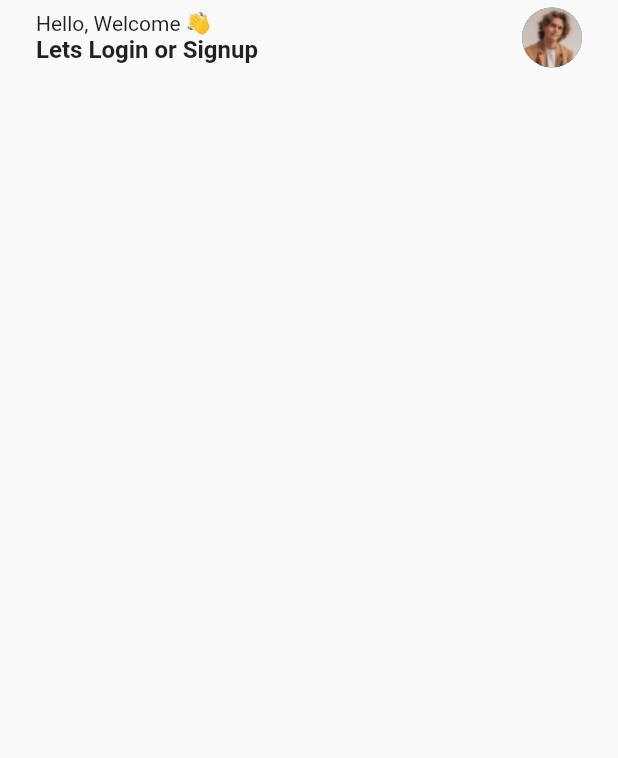
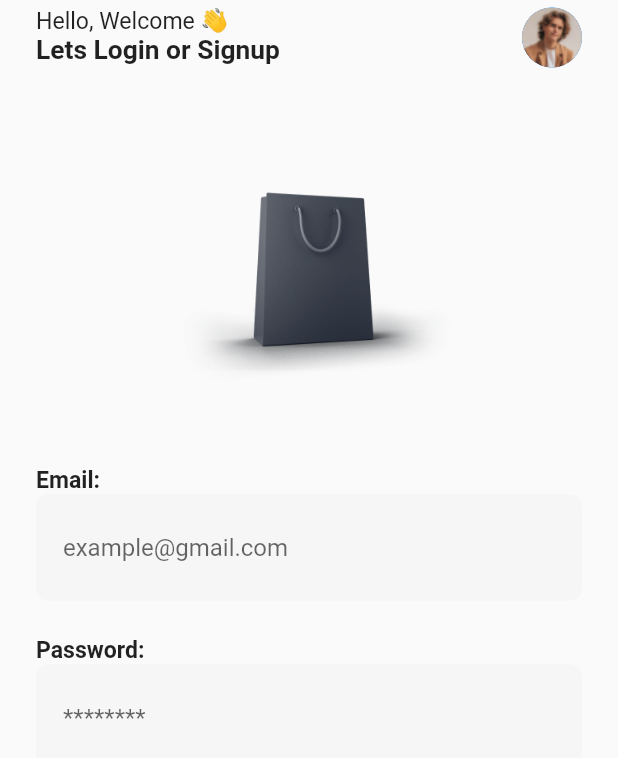
Before and after one commit to sifatullah-haque/90-days-cc-App-DIU-final, a Flutter app: the screen it shows after launch, on a phone screen of 412 x 824 dp. Shown: the top 758 px of the screen. Run offline on Flutter 3.47's test engine with Material 2 defaults, Android fonts, the light colour scheme and no system bars; our stand-ins replace flutter_screenutil.

Commit message:
ui design of the 'login' page is half done

```diff
--- /dev/null
+++ b/coolcom/lib/core/constains/color_is.dart
@@ -0,0 +1,5 @@
+import 'package:flutter/cupertino.dart';
+
+abstract class ColorIs {
+  static const almostWhite = Color(0xffF6F6F6);
+}
--- a/coolcom/lib/main.dart
+++ b/coolcom/lib/main.dart
@@ -1,4 +1,5 @@
 import 'package:flutter/material.dart';
+import 'package:flutter_screenutil/flutter_screenutil.dart';
 
 import 'pages/login_page.dart';
 
@@ -9,9 +10,12 @@ class MyApp extends StatelessWidget {
 
   @override
   Widget build(BuildContext context) {
-    return const MaterialApp(
-      title: 'Material App',
-      home: LoginPage(),
+    return ScreenUtilInit(
+      designSize: const Size(375, 812),
+      builder: (context, child) => const MaterialApp(
+        title: 'Material App',
+        home: LoginPage(),
+      ),
     );
   }
 }
--- a/coolcom/lib/pages/login_page.dart
+++ b/coolcom/lib/pages/login_page.dart
@@ -1,5 +1,7 @@
+import 'package:coolcom/core/constains/color_is.dart';
 import 'package:flutter/cupertino.dart';
 import 'package:flutter/material.dart';
+import 'package:flutter_screenutil/flutter_screenutil.dart';
 
 class LoginPage extends StatelessWidget {
   const LoginPage({
@@ -11,13 +13,105 @@ class LoginPage extends StatelessWidget {
     return Scaffold(
         body: SafeArea(
       child: Padding(
-        padding: const EdgeInsets.symmetric(horizontal: 24.0, vertical: 5.0),
+        padding: EdgeInsets.symmetric(horizontal: 24.0, vertical: 5.0),
         child: Column(
           mainAxisAlignment: MainAxisAlignment.start,
-          children: const [_AppBarSection()],
+          children: [
+            const _AppBarSection(),
+            const _logoSection(),
+            Column(
+              crossAxisAlignment: CrossAxisAlignment.start,
+              children: [
+                Text(
+                  "Email:",
+                  style:
+                      TextStyle(fontSize: 14.sp, fontWeight: FontWeight.w700),
+                ),
+                TextField(
+                  decoration: InputDecoration(
+                    hintText: "example@gmail.com",
+                    fillColor: ColorIs.almostWhite,
+                    filled: true,
+                    contentPadding: const EdgeInsets.symmetric(
+                        vertical: 26.0, horizontal: 18.0),
+                    border: OutlineInputBorder(
+                      borderRadius: BorderRadius.circular(8.r),
+                      borderSide:
+                          const BorderSide(color: Colors.transparent, width: 0),
+                    ),
+                    enabledBorder: OutlineInputBorder(
+                      borderRadius: BorderRadius.circular(8.r),
+                      borderSide:
+                          const BorderSide(color: Colors.transparent, width: 0),
+                    ),
+                    focusedBorder: OutlineInputBorder(
+                      gapPadding: 0.0,
+                      borderRadius: BorderRadius.circular(8.r),
+                      borderSide:
+                          const BorderSide(color: Colors.transparent, width: 0),
+                    ),
+                  ),
+                ),
+                SizedBox(
+                  height: 24.h,
+                ),
+                Text(
+                  "Password:",
+                  style:
+                      TextStyle(fontSize: 14.sp, fontWeight: FontWeight.w700),
+                ),
+                TextField(
+                  obscureText: true,
+                  obscuringCharacter: "*",
+                  decoration: InputDecoration(
+                    hintText: "********",
+                    fillColor: ColorIs.almostWhite,
+                    filled: true,
+                    contentPadding: const EdgeInsets.symmetric(
+                        vertical: 26.0, horizontal: 18.0),
+                    border: OutlineInputBorder(
+                      borderRadius: BorderRadius.circular(8.r),
+                      borderSide:
+                          const BorderSide(color: Colors.transparent, width: 0),
+                    ),
+                    enabledBorder: OutlineInputBorder(
+                      borderRadius: BorderRadius.circular(8.r),
+                      borderSide:
+                          const BorderSide(color: Colors.transparent, width: 0),
+                    ),
+                    focusedBorder: OutlineInputBorder(
+                      gapPadding: 0.0,
+                      borderRadius: BorderRadius.circular(8.r),
+                      borderSide:
+                          const BorderSide(color: Colors.transparent, width: 0),
+                    ),
+                  ),
+                )
+              ],
+            )
+          ],
         ),
       ),
     ));
+  }
+}
+
+class _logoSection extends StatelessWidget {
+  const _logoSection({
+    super.key,
+  });
+
+  @override
+  Widget build(BuildContext context) {
+    return Padding(
+      padding: const EdgeInsets.symmetric(vertical: 36.0),
+      child: Center(
+        child: Image.asset(
+          "assets/graphics/common/logo.png",
+          width: 177.w,
+        ),
+      ),
+    );
   }
 }
 
@@ -34,14 +128,14 @@ class _AppBarSection extends StatelessWidget {
         Column(
           mainAxisAlignment: MainAxisAlignment.start,
           crossAxisAlignment: CrossAxisAlignment.start,
-          children: const [
+          children: [
             Text(
               "Hello, Welcome 👋",
-              style: TextStyle(fontSize: 14.0),
+              style: TextStyle(fontSize: 14.sp),
             ),
             Text(
               "Lets Login or Signup",
-              style: TextStyle(fontSize: 16.0, fontWeight: FontWeight.bold),
+              style: TextStyle(fontSize: 16.sp, fontWeight: FontWeight.bold),
             ),
           ],
         ),
--- a/coolcom/pubspec.yaml
+++ b/coolcom/pubspec.yaml
@@ -35,6 +35,7 @@ dependencies:
   # The following adds the Cupertino Icons font to your application.
   # Use with the CupertinoIcons class for iOS style icons.
   cupertino_icons: ^1.0.2
+  flutter_screenutil: ^5.9.0
 
 dev_dependencies:
   flutter_test:
```
Also changed, not shown: coolcom/assets/graphics/common/logo.png (added), coolcom/pubspec.lock, 1 other file.
